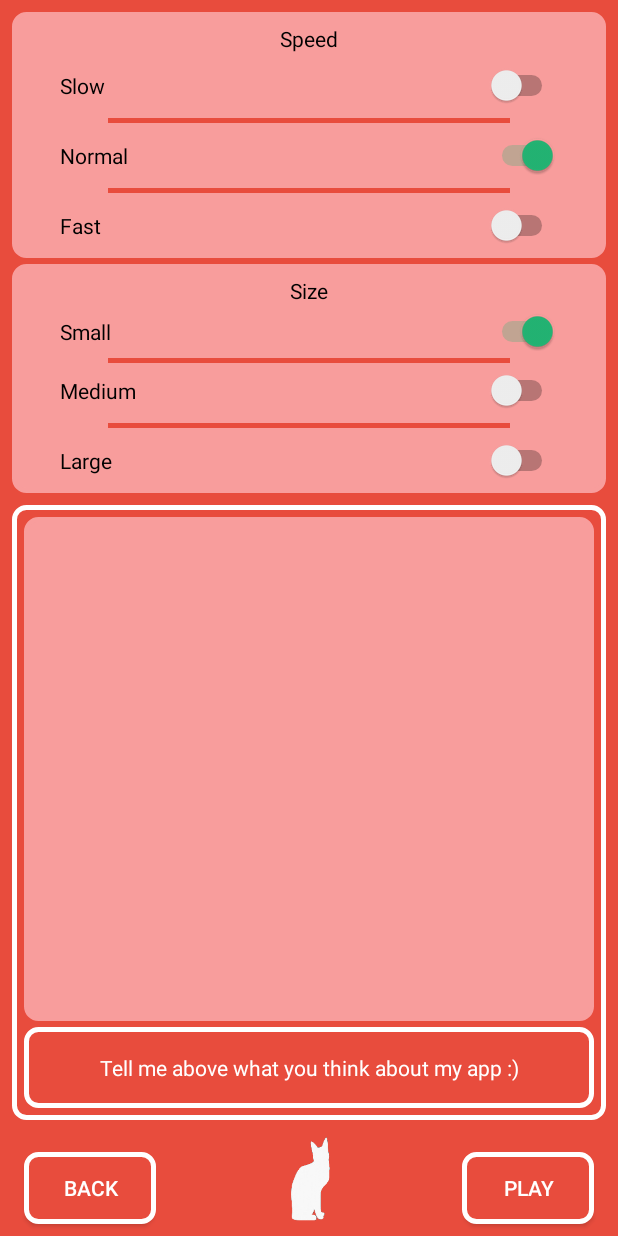
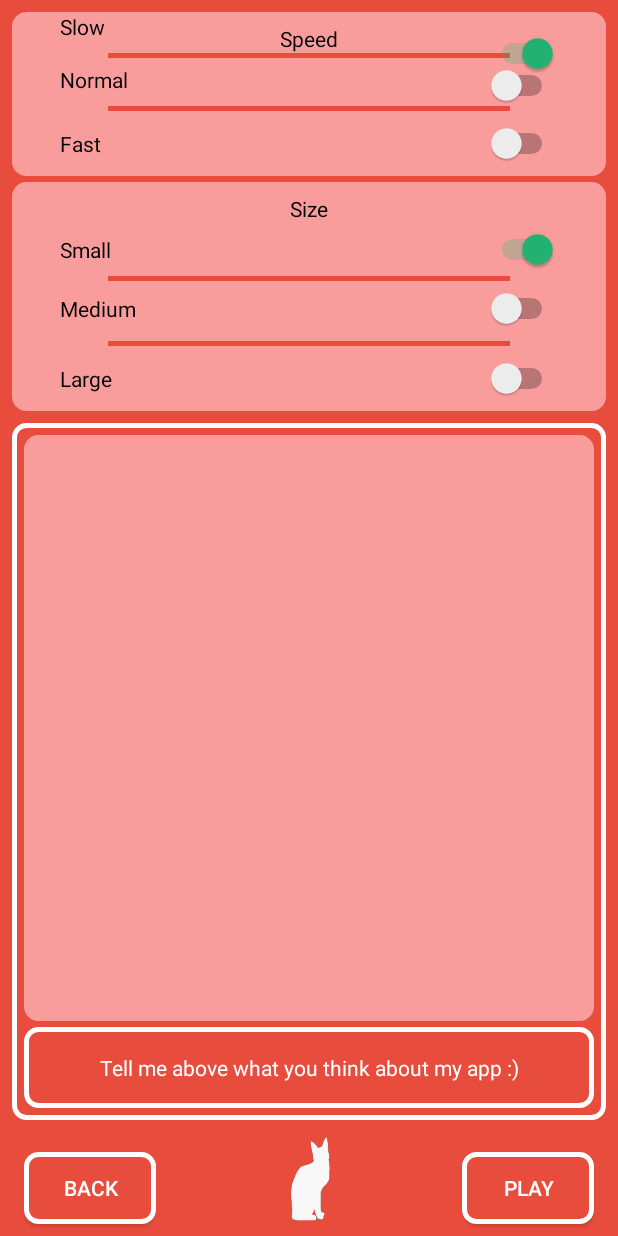
Before and after one commit to MichalUrbaniakQA/TapMouse, an Android app: the SettingsActivity screen opened directly, with no data from a screen before it, on a phone screen of 412 x 824 dp. Run offline under Robolectric (Android 15) with nearby library versions, the phone set to English and light mode, and no system bars; our stand-ins replace ButterKnife.

Commit message:
fix factory pattern

```diff
--- a/app/src/main/java/com/example/tapmouse/factory/factory/Course.java
+++ /dev/null
@@ -1,6 +0,0 @@
-package com.example.tapmouse.factory.factory;
-
-public interface Course {
-
-    int setCourse(int margin, int distance);
-}
--- a/app/src/main/java/com/example/tapmouse/gameActivity/MouseRun.java
+++ b/app/src/main/java/com/example/tapmouse/gameActivity/MouseRun.java
@@ -8,7 +8,7 @@
     private ImageView mouse;
     private MouseActivity mouseActivity;
     private int screenWidth, screenHeight;
-    private int speed;
+    private int defaultNormalHeightMouse, defaultNormalWidthMouse;
 
     private MousePosition mousePosition = new MousePosition();
 
@@ -17,31 +17,26 @@
         this.mouse = mouse;
         this.screenHeight = heightPixels;
         this.screenWidth = widthPixels;
-       // this.speed = mouseActivity.getIntent().getIntExtra("speed", 10);
-     //   System.out.println(heightPixels + " " + widthPixels);
-
+        this.defaultNormalHeightMouse = screenHeight / 7;
+        this.defaultNormalWidthMouse = screenHeight / 5;
     }
 
     @Override
     public void run() {
         while (true) {
 
-//            RelativeLayout.LayoutParams layoutParams = new RelativeLayout.LayoutParams(90, 135);
-            RelativeLayout.LayoutParams layoutParams = new RelativeLayout.LayoutParams(90, 135);
+            int speedMouse = mouseActivity.getIntent().getIntExtra("speed", 30);
+            int widthMouse = mouseActivity.getIntent().getIntExtra("height", defaultNormalHeightMouse);
+            int heightMouse = mouseActivity.getIntent().getIntExtra("width", defaultNormalWidthMouse);
+
+            RelativeLayout.LayoutParams layoutParams = new RelativeLayout.LayoutParams(widthMouse, heightMouse);
             layoutParams.setMargins(mousePosition.getMarginLeft(), mousePosition.getMarginTop(), 0, 0);
 
             mouseActivity.setParams(layoutParams);
 
-            speed = mouseActivity.getIntent().getIntExtra("speed", 1);
-            System.out.println("bbbbbbbbbbbbbbbbbbbbbbbbbbbbbbbbbbbbbbbbbbbb " + speed);
-
-            mouseSpeed(speed);
+            mouseSpeed(speedMouse);
 
             mousePosition.setCourse(10, mouse, screenHeight, screenWidth);
-
-
-        //    System.out.println(mouse.getWidth() + " " + mouse.getHeight());
-       //     System.out.println(mouseActivity.getIntent().toString());
         }
     }
 
--- a/app/src/main/java/com/example/tapmouse/settingsActivity/ActivitySettingPresenter.java
+++ /dev/null
@@ -1,9 +0,0 @@
-package com.example.tapmouse.settingsActivity;
-
-import android.view.View;
-
-public interface ActivitySettingPresenter { ;
-
-    void startActivityGame(View view);
-    void sendFeedback(View view);
-}
--- a/app/src/main/java/com/example/tapmouse/settingsActivity/ActivitySettingPresenterImpl.java
+++ /dev/null
@@ -1,22 +0,0 @@
-package com.example.tapmouse.settingsActivity;
-
-import android.view.View;
-
-public class ActivitySettingPresenterImpl implements ActivitySettingPresenter {
-
-    private SettingsActivity settingsActivity;
-
-    public ActivitySettingPresenterImpl(SettingsActivity settingsActivity) {
-        this.settingsActivity = settingsActivity;
-    }
-
-    @Override
-    public void startActivityGame(View view) {
-        settingsActivity.startActivityGame(view);
-    }
-
-    @Override
-    public void sendFeedback(View view) {
-        settingsActivity.sendFeedback(view);
-    }
-}
--- a/app/src/main/java/com/example/tapmouse/settingsActivity/SizeValue.java
+++ b/app/src/main/java/com/example/tapmouse/settingsActivity/SizeValue.java
@@ -1,14 +1,14 @@
 package com.example.tapmouse.settingsActivity;
 
 import com.example.tapmouse.settingsActivity.size.factory.SizeEnum;
-import com.example.tapmouse.settingsActivity.size.factory.SizeSize;
+import com.example.tapmouse.settingsActivity.size.factory.LargeSize;
 import com.example.tapmouse.settingsActivity.size.factory.MediumSize;
 import com.example.tapmouse.settingsActivity.size.factory.SetSize;
 import com.example.tapmouse.settingsActivity.size.factory.SmallSize;
 
 public class SizeValue {
 
-    SetSize mouseLarge(SizeEnum sizeEnum){
+    SetSize mouseSize(SizeEnum sizeEnum){
 
         SetSize setSize = null;
 
@@ -22,7 +22,7 @@
                 break;
 
             case LARGE:
-                setSize = new SizeSize();
+                setSize = new LargeSize();
                 break;
         }
 
--- a/app/src/main/java/com/example/tapmouse/settingsActivity/size/factory/SetSize.java
+++ b/app/src/main/java/com/example/tapmouse/settingsActivity/size/factory/SetSize.java
@@ -2,6 +2,6 @@
 
 public interface SetSize {
 
-    double mouseWidth(double width);
-    double mouseHeight(double height);
+    int mouseWidth(int width);
+    int mouseHeight(int height);
 }
--- a/app/src/main/res/layout/activity_settings.xml
+++ b/app/src/main/res/layout/activity_settings.xml
@@ -216,7 +216,7 @@
             app:layout_constraintEnd_toEndOf="parent"
             app:layout_constraintHorizontal_bias="0.0"
             app:layout_constraintStart_toStartOf="parent"
-            app:layout_constraintTop_toBottomOf="@+id/slowSwitch" />
+            app:layout_constraintTop_toBottomOf="@+id/slowText" />
 
         <View
             android:id="@+id/lineNormalFast"
@@ -227,11 +227,21 @@
             android:layout_marginEnd="64dp"
             android:background="@color/colorPrimary"
             app:layout_constraintEnd_toEndOf="parent"
+            app:layout_constraintHorizontal_bias="0.0"
             app:layout_constraintStart_toStartOf="parent"
-            app:layout_constraintTop_toBottomOf="@+id/normalSwitch" />
+            app:layout_constraintTop_toBottomOf="@+id/normalText" />
 
         <Switch
             android:id="@+id/slowSwitch"
+            android:layout_width="0dp"
+            android:layout_height="wrap_content"
+            android:layout_marginTop="8dp"
+            app:layout_constraintEnd_toEndOf="@+id/normalSwitch"
+            app:layout_constraintStart_toStartOf="@+id/normalSwitch"
+            app:layout_constraintTop_toTopOf="@+id/lineSlowNormal" />
+
+        <Switch
+            android:id="@+id/normalSwitch"
             android:layout_width="0dp"
             android:layout_height="wrap_content"
             android:layout_marginTop="8dp"
@@ -242,23 +252,14 @@
             app:layout_constraintTop_toBottomOf="@+id/infoSpeedTextView" />
 
         <Switch
-            android:id="@+id/normalSwitch"
-            android:layout_width="0dp"
-            android:layout_height="wrap_content"
-            android:layout_marginTop="8dp"
-            app:layout_constraintEnd_toEndOf="@+id/slowSwitch"
-            app:layout_constraintStart_toStartOf="@+id/slowSwitch"
-            app:layout_constraintTop_toBottomOf="@+id/lineSlowNormal" />
-
-        <Switch
             android:id="@+id/fastSwitch"
             android:layout_width="0dp"
             android:layout_height="wrap_content"
             android:layout_marginTop="8dp"
             android:layout_marginBottom="8dp"
             app:layout_constraintBottom_toBottomOf="parent"
-            app:layout_constraintEnd_toEndOf="@+id/normalSwitch"
-            app:layout_constraintStart_toStartOf="@+id/normalSwitch"
+            app:layout_constraintEnd_toEndOf="@+id/slowSwitch"
+            app:layout_constraintStart_toStartOf="@+id/slowSwitch"
             app:layout_constraintTop_toBottomOf="@+id/lineNormalFast" />
 
         <TextView
@@ -269,10 +270,10 @@
             android:layout_marginEnd="8dp"
             android:text="@string/slow"
             android:textColor="#000000"
-            app:layout_constraintBottom_toBottomOf="@+id/slowSwitch"
-            app:layout_constraintEnd_toStartOf="@+id/slowSwitch"
+            app:layout_constraintEnd_toStartOf="@+id/normalSwitch"
+            app:layout_constraintHorizontal_bias="1.0"
             app:layout_constraintStart_toStartOf="parent"
-            app:layout_constraintTop_toTopOf="@+id/slowSwitch" />
+            tools:layout_editor_absoluteY="43dp" />
 
 
         <TextView
@@ -283,10 +284,12 @@
             android:layout_marginEnd="8dp"
             android:text="@string/normal"
             android:textColor="#000000"
-            app:layout_constraintBottom_toBottomOf="@+id/normalSwitch"
-            app:layout_constraintEnd_toStartOf="@+id/normalSwitch"
+            app:layout_constraintBottom_toBottomOf="@+id/slowSwitch"
+            app:layout_constraintEnd_toStartOf="@+id/slowSwitch"
+            app:layout_constraintHorizontal_bias="1.0"
             app:layout_constraintStart_toStartOf="parent"
-            app:layout_constraintTop_toTopOf="@+id/normalSwitch" />
+            app:layout_constraintTop_toTopOf="@+id/slowSwitch"
+            app:layout_constraintVertical_bias="0.0" />
 
         <TextView
             android:id="@+id/FastText"
```
Also changed, not shown: app/src/main/java/com/example/tapmouse/factory/factory/RunDown.java (deleted, +0 -10 lines), app/src/main/java/com/example/tapmouse/factory/factory/RunFactory.java (deleted, +0 -87 lines), app/src/main/java/com/example/tapmouse/factory/factory/RunLeft.java (deleted, +0 -10 lines), app/src/main/java/com/example/tapmouse/factory/factory/RunRight.java (deleted, +0 -10 lines), app/src/main/java/com/example/tapmouse/factory/factory/RunTop.java (deleted, +0 -10 lines), app/src/main/java/com/example/tapmouse/gameActivity/MouseActivity.java (+3 -11 lines), app/src/main/java/com/example/tapmouse/mainActivity/MainActivity.java (+16 -3 lines), app/src/main/java/com/example/tapmouse/settingsActivity/SettingsActivity.java (+9 -10 lines), app/src/main/java/com/example/tapmouse/settingsActivity/size/factory/LargeSize.java (added, +14 -0 lines), app/src/main/java/com/example/tapmouse/settingsActivity/size/factory/MediumSize.java (+4 -4 lines), app/src/main/java/com/example/tapmouse/settingsActivity/size/factory/SizeEnum.java (+6 -14 lines), app/src/main/java/com/example/tapmouse/settingsActivity/size/factory/SizeSize.java (deleted, +0 -14 lines).
